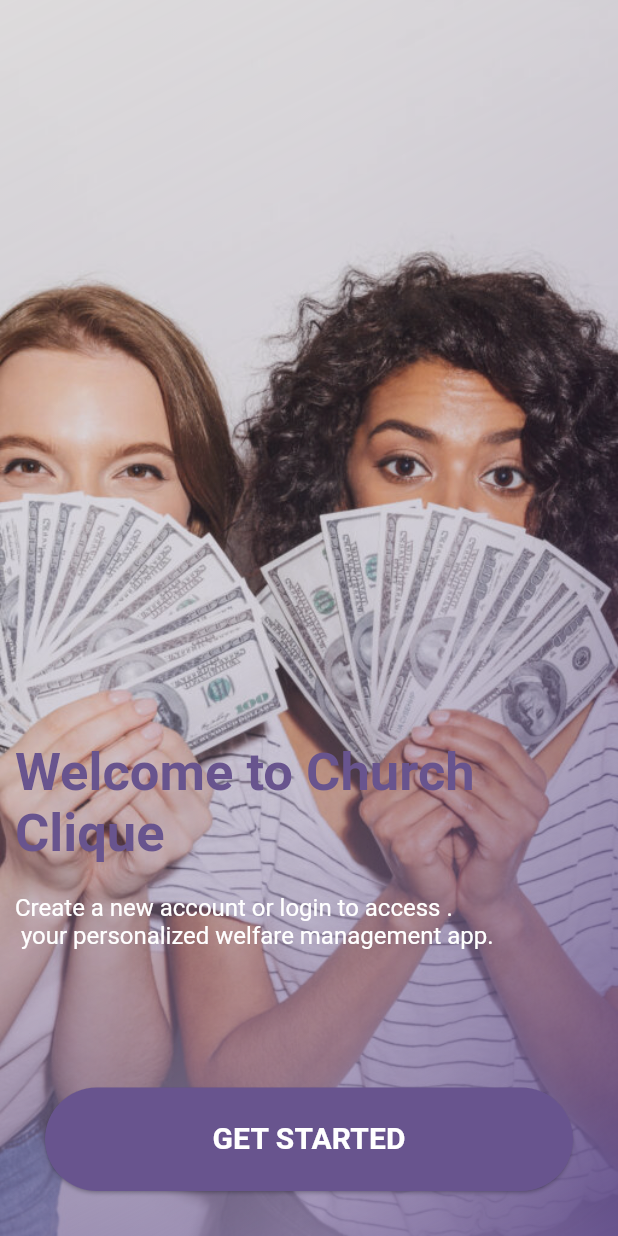
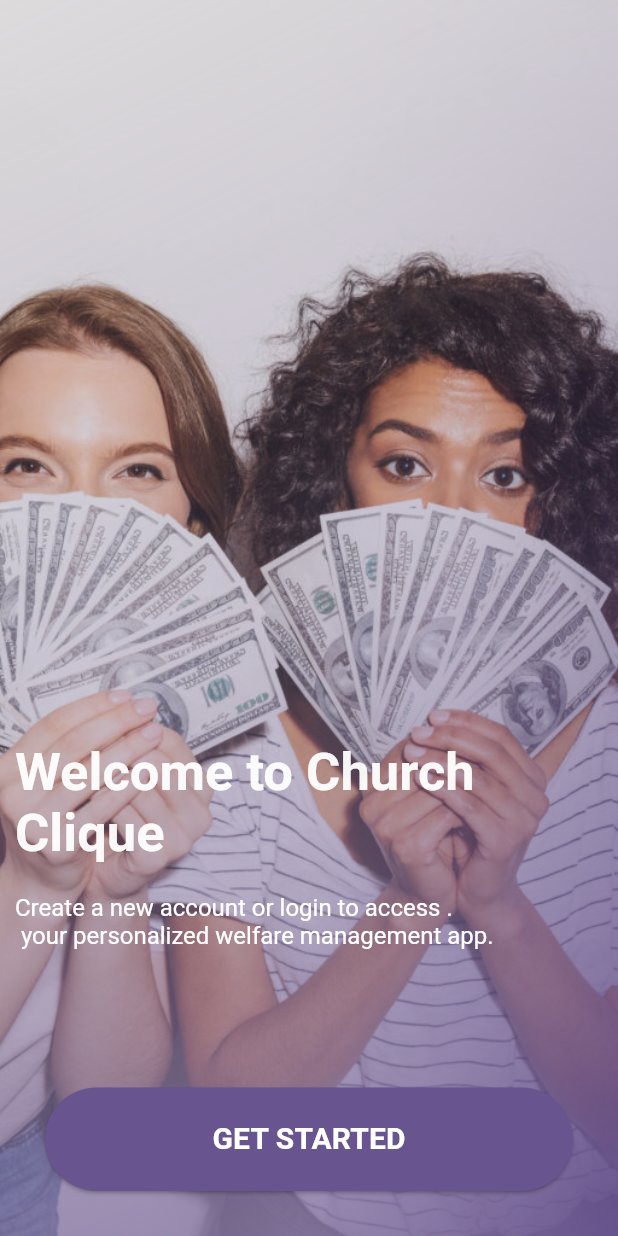
Before and after one commit to Desmond235/welfare_fund_frontend, a Flutter app: the screen it shows after launch, on a phone screen of 412 x 824 dp. Run offline on Flutter 3.47's test engine with Material 3 defaults, Android fonts, the phone set to English and light mode, and no system bars; our stand-ins replace cached_network_image, flutter_advanced_drawer, flutter_dotenv, flutter_keyboard_visibility, image_picker, shared_preferences and 1 more; missing offline and left inert: flutter_paystack, icons_flutter, pay_with_paystack.

```diff
--- a/lib/core/constants/constants.dart
+++ b/lib/core/constants/constants.dart
@@ -12,6 +12,7 @@ import 'package:church_clique/features/form/views/second_form.dart';
 import 'package:church_clique/features/form/views/third_form_screen.dart';
 import 'package:church_clique/features/home/screens/home_screeb.dart';
 import 'package:church_clique/features/onboard/provider/onboard_state_page.dart';
+import 'package:church_clique/features/onboard/provider/onboarding_provider.dart';
 import 'package:church_clique/features/onboard/views/onboard.dart';
 import 'package:church_clique/features/onboard/views/welcome_screen.dart';
 import 'package:church_clique/features/payment/views/payment_screen.dart';
@@ -38,6 +39,7 @@ List<SingleChildWidget> multiProviders = [
   ChangeNotifierProvider(create: (context) => ThemeProvider()),
   ChangeNotifierProvider(create: (context) => OnboardStatePage()),
   ChangeNotifierProvider(create: (context) => GetData()),
+  ChangeNotifierProvider(create: (context) => OnboardingPage())
 ];
 
 final systemNavBarColor = SystemChrome.setSystemUIOverlayStyle(
--- a/lib/features/form/views/fourth_form_screen.dart
+++ b/lib/features/form/views/fourth_form_screen.dart
@@ -6,6 +6,7 @@ import 'package:church_clique/core/components/send_button.dart';
 import 'package:church_clique/core/constants/constants.dart';
 import 'package:church_clique/core/service/membership_service.dart';
 import 'package:church_clique/features/form/data/data.dart';
+import 'package:church_clique/features/onboard/provider/onboarding_provider.dart';
 import 'package:flutter/material.dart';
 import 'package:flutter_keyboard_visibility/flutter_keyboard_visibility.dart';
 import 'package:provider/provider.dart';
@@ -95,6 +96,7 @@ class _FourthFormScreenState extends State<FourthFormScreen> {
 
     print(data);
     MembershipService.post(data, context);
+    Provider.of<OnboardingPage>(context, listen: false).setOnboarded(true);
   }
 
   @override
--- a/lib/features/onboard/views/welcome_screen.dart
+++ b/lib/features/onboard/views/welcome_screen.dart
@@ -16,7 +16,7 @@ class WelcomeScreen extends StatelessWidget {
             decoration: BoxDecoration(
                 gradient: LinearGradient(colors: [
               priCol(context).withOpacity(0.8),
-              priCol(context).withOpacity(0.7),
+              priCol(context).withOpacity(0.75),
               priCol(context),
             ])),
             child: ShaderMask(
@@ -27,7 +27,7 @@ class WelcomeScreen extends StatelessWidget {
                     end: Alignment.topLeft,
                     colors: [
                       Colors.white,
-                      Colors.white.withOpacity(0.2),
+                      Colors.white.withOpacity(0.3),
                       Colors.white.withOpacity(0.0),
                     ]).createShader(rect);
               },
@@ -58,18 +58,18 @@ class WelcomeScreen extends StatelessWidget {
                         style: TextStyle(
                             fontSize: 35,
                             fontWeight: FontWeight.bold,
-                            color: priCol(context)),
+                            color: Colors.white.withOpacity(0.95)),
                       ),
                       TextSpan(
                         text: '\nClique',
                         style: TextStyle(
                             fontSize: 35,
                             fontWeight: FontWeight.bold,
-                            color: priCol(context)),
+                            color: Colors.white.withOpacity(0.95)),
                       ),
                       TextSpan(
                         text: '\n\nCreate a new account or login to access .',
-                        style: TextStyle(fontSize: 16),
+                        style: TextStyle(fontSize: 16, ),
                       ),
                       TextSpan(
                         text: '\n your personalized welfare management app.',
--- a/lib/main.dart
+++ b/lib/main.dart
@@ -1,7 +1,9 @@
+import 'package:church_clique/core/base/main/mainscreen.dart';
 import 'package:church_clique/core/constants/constants.dart';
 import 'package:church_clique/features/auth/views/auth.dart';
 import 'package:church_clique/features/form/views/fourth_form_screen.dart';
 import 'package:church_clique/features/form/views/third_form_screen.dart';
+import 'package:church_clique/features/onboard/provider/onboarding_provider.dart';
 import 'package:church_clique/features/onboard/views/onboard.dart';
 import 'package:church_clique/features/onboard/views/welcome_screen.dart';
 import 'package:church_clique/features/settings/providers/theme_provider.dart';
@@ -35,6 +37,9 @@ class MyApp extends StatelessWidget {
   Widget build(BuildContext context) {
     final themeState = Provider.of<ThemeProvider>(context);
     themeState.getDarkTheme();
+
+    final onboardState = Provider.of<OnboardingPage>(context);
+    onboardState.getOnboardingState();
     return MaterialApp(
       title: 'Flutter Demo',
       debugShowCheckedModeBanner: false,
@@ -47,7 +52,7 @@ class MyApp extends StatelessWidget {
               : ThemeMode.system,
       theme: Provider.of<ThemeProvider>(context).themeData,
       // home:  const FourthFormScreen(),
-      home: const WelcomeScreen(),
+      home: onboardState.onboarded ? const AuthScreen() : const WelcomeScreen(),
       // home: const ThirdFormScreen(),
       routes: routes,
     );
```
Also changed, not shown: lib/features/auth/views/auth.dart (+1 -11 lines).
